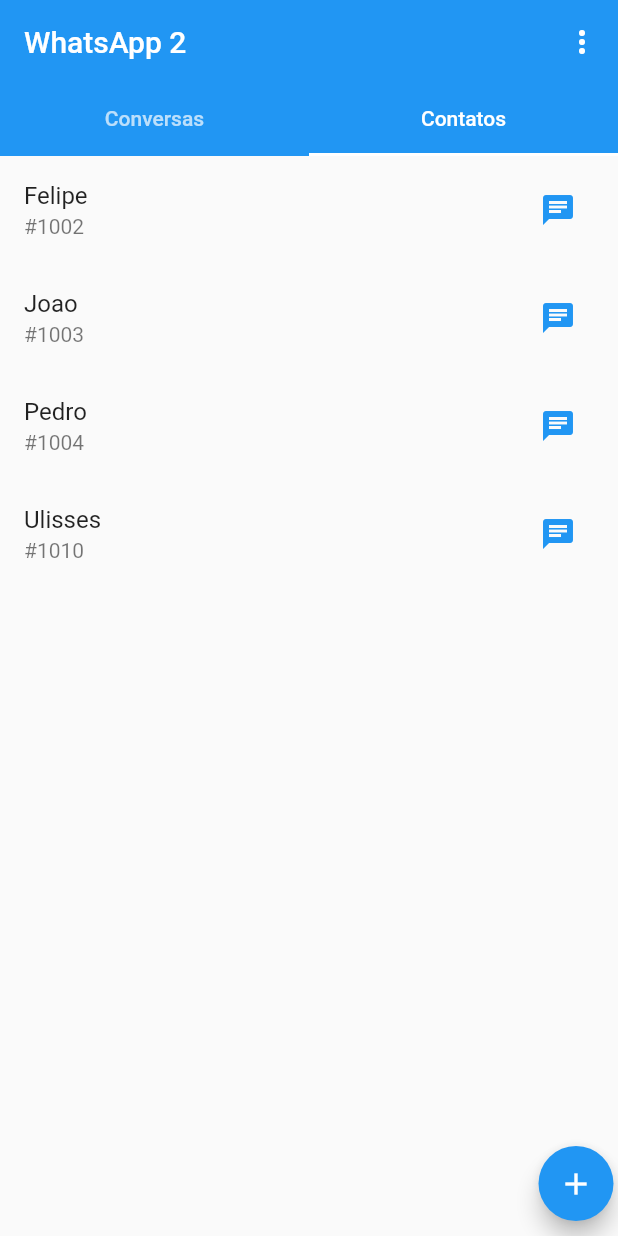
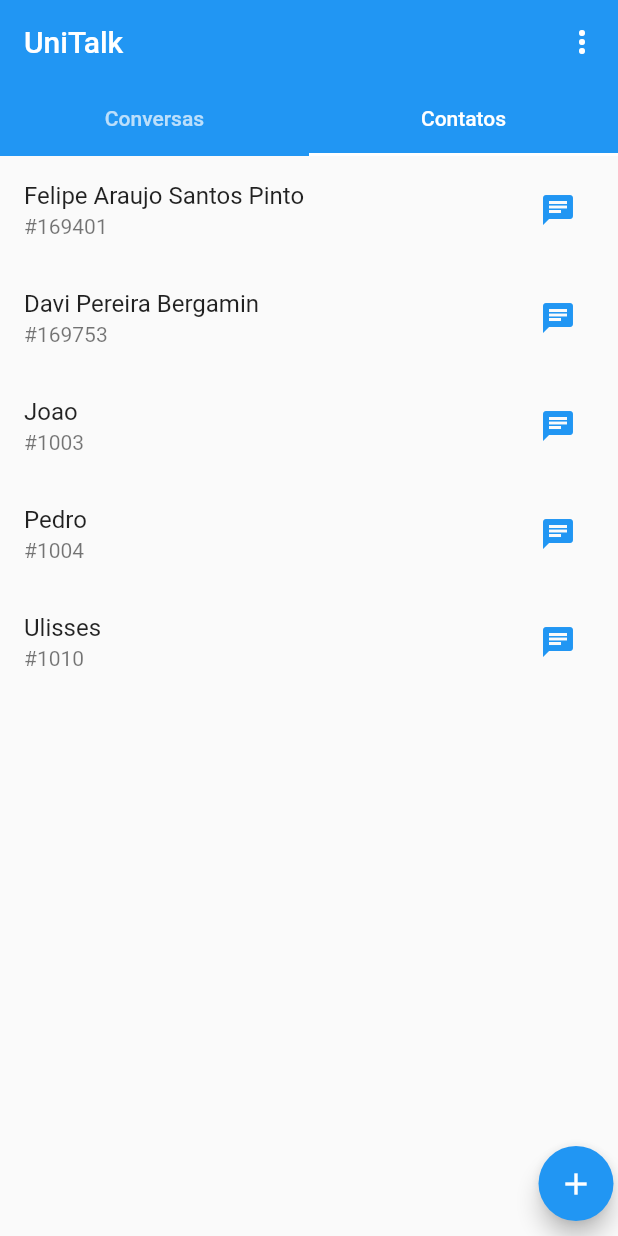
Before and after one commit to davi133/app-mensagens-si700, a Flutter app: the Home screen opened directly, tab 2 chosen, on a phone screen of 412 x 824 dp. Run offline on Flutter 3.47's test engine with Material 2 defaults, Android fonts, the phone set to English and light mode, and no system bars; key blocks and very long unbroken strings in the code were emptied for the run.

Commit message:
atts pra apresentação

```diff
--- a/lib/Dados/chatList.dart
+++ b/lib/Dados/chatList.dart
@@ -7,9 +7,9 @@ import '../model/Conversa.dart';
 import 'global.dart';
 
 var chatList = [
-  Conversa(CURRENT_USER, User("Felipe", 1002), mensagens: [
-    Mensagem(CURRENT_USER, User("Felipe", 1002), "ola"),
-    Mensagem(User("Felipe", 1002),CURRENT_USER, "opaa"),
+  Conversa(CURRENT_USER, User("Felipe Araujo Santos Pinto", 169401), mensagens: [
+    Mensagem(CURRENT_USER, User("Felipe",  169401), "ola"),
+    Mensagem(User("Felipe", 169401),CURRENT_USER, "opaa"),
 
   ]),
    Conversa(CURRENT_USER, User("Ulisses", 1010), mensagens: [
--- a/lib/Dados/contactList.dart
+++ b/lib/Dados/contactList.dart
@@ -1,7 +1,8 @@
 import '../model/contato.dart';
 
 var contactList = [
-  Contato("Felipe", 1002),
+  Contato("Felipe Araujo Santos Pinto", 169401),
+  Contato("Davi Pereira Bergamin", 169753),
   Contato("Joao", 1003),
   Contato("Pedro", 1004),
   //Contato("Robson", 1005),
--- a/lib/View/Home.dart
+++ b/lib/View/Home.dart
@@ -14,7 +14,7 @@ class Home extends StatelessWidget {
         appBar: AppBar(
           elevation: 0,
           automaticallyImplyLeading: false,
-          title: const Text("WhatsApp 2"),
+          title: const Text("UniTalk"),
           bottom: const TabBar(tabs: [
             Tab(text: "Conversas"),
             Tab(text: "Contatos"),
```
Also changed, not shown: lib/View/Chat.dart (+17 -4 lines).
